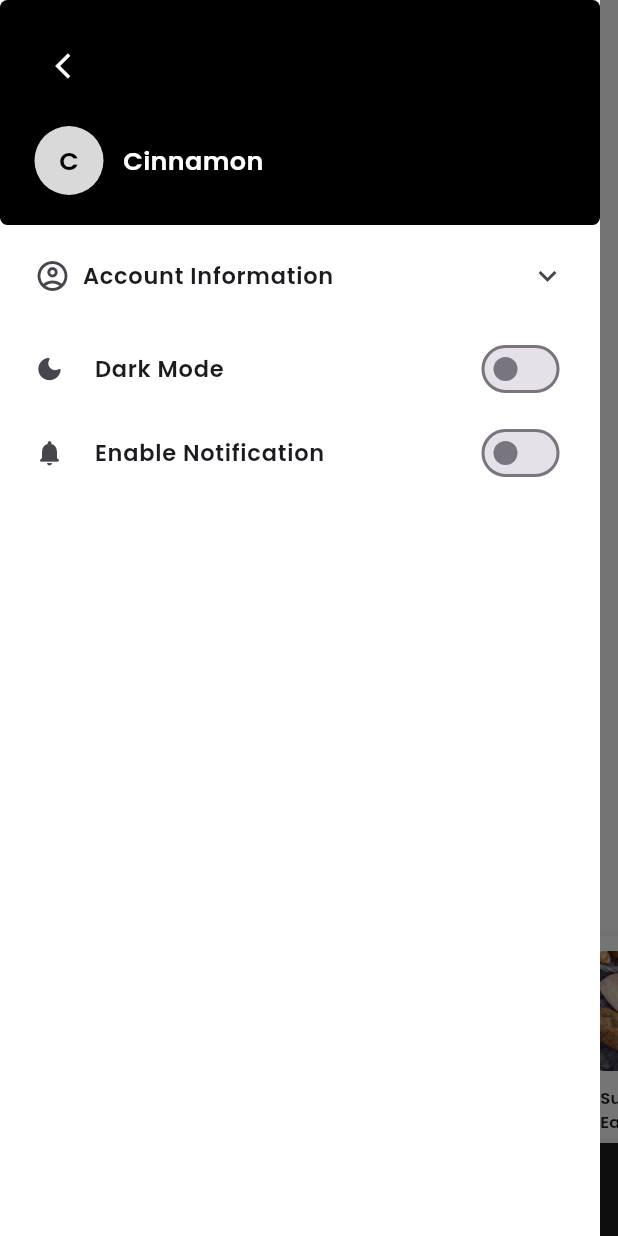
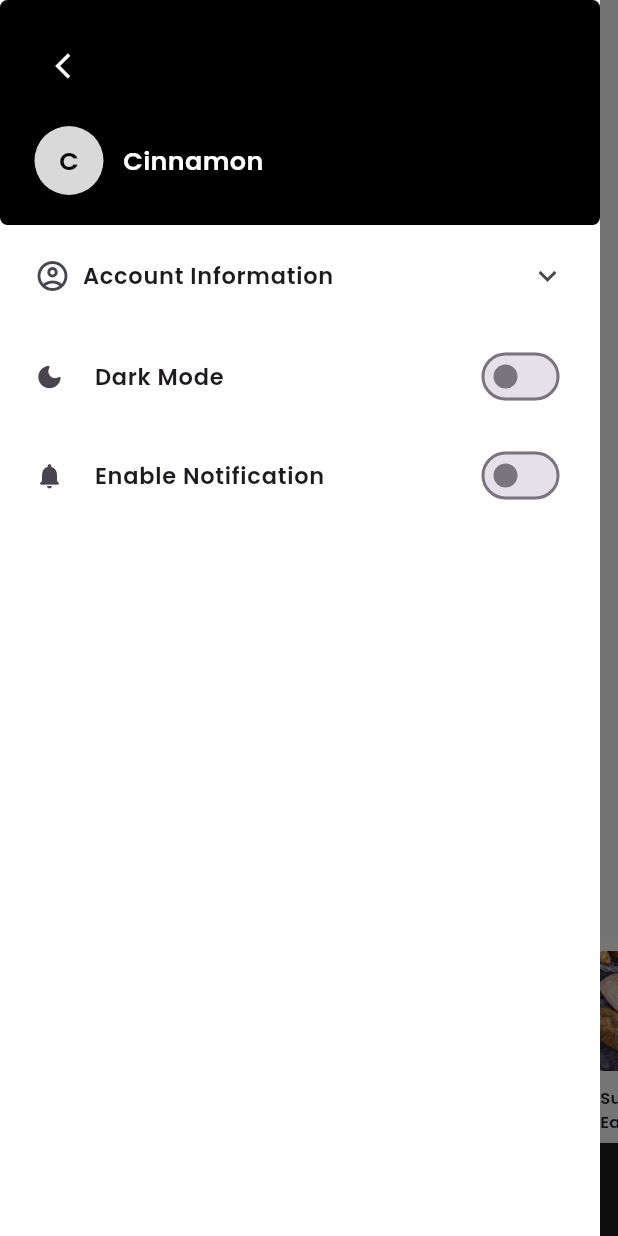
Before and after one commit to jesslyn-caroline/health-mobile-app, a Flutter app: the screen it shows after launch, with the side drawer open, on a phone screen of 412 x 824 dp. Run offline on Flutter 3.47's test engine with Material 3 defaults, Android fonts, the phone set to English and light mode, and no system bars; our stand-ins replace google_fonts.

Commit message:
add vertical padding for dark mode and notification

```diff
--- a/lib/screens/profile_drawer.dart
+++ b/lib/screens/profile_drawer.dart
@@ -107,7 +107,7 @@ class _ProfileDrawerState extends State<ProfileDrawer> {
             ]
           ),
           ListTile(
-            contentPadding: EdgeInsets.symmetric(horizontal: 23),
+            contentPadding: EdgeInsets.symmetric(horizontal: 23, vertical: 5),
             leading: Icon(Icons.dark_mode_rounded, size: 20),
             title: Text("Dark Mode", style: GoogleFonts.poppins(fontSize: 15, fontWeight: FontWeight.w600)),
             trailing: Switch(
@@ -117,7 +117,7 @@ class _ProfileDrawerState extends State<ProfileDrawer> {
             )
           ),
           ListTile(
-            contentPadding: EdgeInsets.symmetric(horizontal: 23),
+            contentPadding: EdgeInsets.symmetric(horizontal: 23, vertical: 5),
             leading: Icon(Icons.notifications_rounded, size: 20),
             title: Text("Enable Notification", style: GoogleFonts.poppins(fontSize: 15, fontWeight: FontWeight.w600)),
             trailing: Switch(
```
